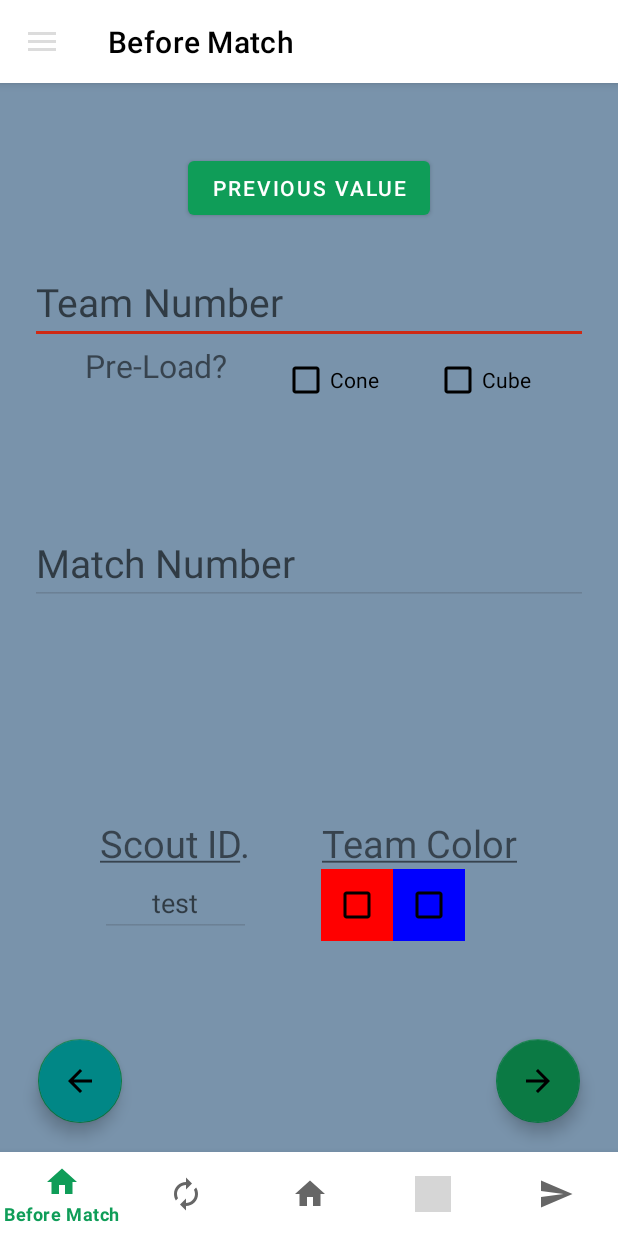
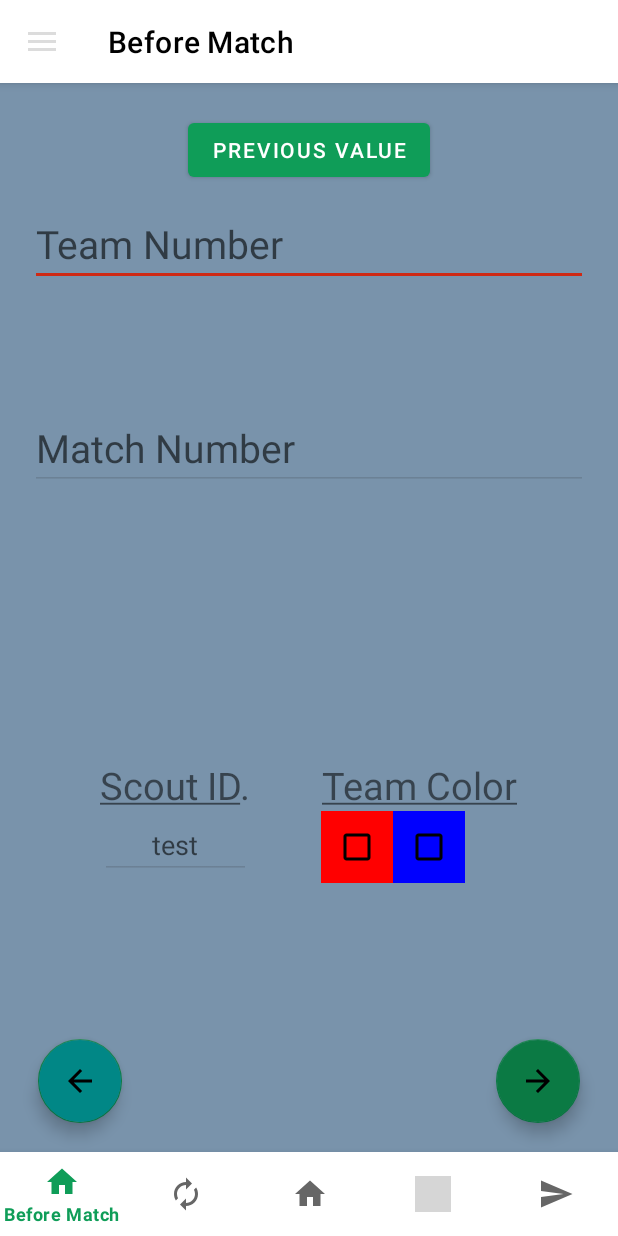
Before and after one commit to Eaglegrant/328_Scouting_App, an Android app: the BeforeMatchFragment screen opened directly, with no data from a screen before it, on a phone screen of 412 x 824 dp. Run offline under Robolectric (Android 15) with nearby library versions, the phone set to English and light mode, and no system bars; our stand-ins replace FlexboxLayout; network calls fail; grey boxes are pictures that could not be loaded.

Commit message:
Finished Before Match
Before match is done with changes for now. Made it so team color will save throughout fragments.

```diff
--- a/app/src/main/java/robotics/scouting/current/BeforeMatchFragment.java
+++ b/app/src/main/java/robotics/scouting/current/BeforeMatchFragment.java
@@ -5,9 +5,11 @@ import android.os.Bundle;
 
 import androidx.fragment.app.Fragment;
 
+
 import android.view.LayoutInflater;
 import android.view.View;
 import android.view.ViewGroup;
+import android.widget.CheckBox;
 import android.widget.EditText;
 
 /**
@@ -15,7 +17,7 @@ import android.widget.EditText;
  * Use the {@link BeforeMatchFragment#newInstance} factory method to
  * create an instance of this fragment.
  */
-public class BeforeMatchFragment extends Fragment implements View.OnFocusChangeListener {
+public class BeforeMatchFragment extends Fragment implements View.OnFocusChangeListener, View.OnClickListener {
 
     public BeforeMatchFragment() {
         // Required empty public constructor
@@ -32,11 +34,11 @@ public class BeforeMatchFragment extends Fragment implements View.OnFocusChangeL
     Context context;
     EditText team;
     EditText match;
+    CheckBox blueColorCheck;
+    CheckBox redColorCheck;
+    private boolean redAlliance ;
+   private boolean blueAlliance;
 
-    @Override
-    public void onCreate(Bundle savedInstanceState) {
-        super.onCreate(savedInstanceState);
-    }
 
     @Override
     public View onCreateView(LayoutInflater inflater, ViewGroup container,
@@ -46,8 +48,15 @@ public class BeforeMatchFragment extends Fragment implements View.OnFocusChangeL
         context = container.getContext();
         team = root.findViewById(R.id.teamID);
         match = root.findViewById(R.id.matchID);
+        blueColorCheck = root.findViewById(R.id.blueColorCheck);
+        redColorCheck = root.findViewById(R.id.redColorCheck);
+        redAlliance = MainActivity.getRedAlliance();
+        blueAlliance = MainActivity.getBlueAlliance();
         team.setOnFocusChangeListener(this);
         match.setOnFocusChangeListener(this);
+        blueColorCheck.setOnClickListener(this);
+        redColorCheck.setOnClickListener(this);
+
 
         if (MainActivity.getTeam() == -1 && MainActivity.getMatch() == -1) {
             team.setText("");
@@ -56,7 +65,51 @@ public class BeforeMatchFragment extends Fragment implements View.OnFocusChangeL
             team.setText(String.valueOf(MainActivity.getTeam()));
             match.setText(String.valueOf(MainActivity.getMatch()));
         }
+        blueColorCheck.setChecked(blueAlliance == true);
+        redColorCheck.setChecked(redAlliance == true);
         return root;
+    }
+    @Override
+    public void onViewStateRestored(Bundle savedInstanceState) {
+        super.onViewStateRestored(savedInstanceState);
+
+        // Restore the values of blueAlliance and redAlliance
+        if (savedInstanceState != null) {
+            blueAlliance = savedInstanceState.getBoolean("blueAlliance", false); // false is the default value
+            redAlliance = savedInstanceState.getBoolean("redAlliance", false);
+        }
+    }
+    @Override
+    public void onClick(View v) {
+        switch (v.getId()) {
+            case R.id.blueColorCheck:
+                if (blueAlliance == false) {
+                    blueAlliance = true;
+                    redAlliance = false;
+                    blueColorCheck.setChecked(true);
+                    redColorCheck.setChecked(false);
+                } else if (blueAlliance == true){
+                    blueAlliance = false;
+                    blueColorCheck.setChecked(false);
+                }
+                MainActivity.setBlueAlliance(blueAlliance);
+                MainActivity.setRedAlliance(redAlliance);
+                break;
+
+            case R.id.redColorCheck:
+                if (redAlliance == false){
+                    blueAlliance = false;
+                    redAlliance = true;
+                    blueColorCheck.setChecked(false);
+                    redColorCheck.setChecked(true);
+                } else if(redAlliance == true){
+                    redAlliance = false;
+                    redColorCheck.setChecked(false);
+                }
+                MainActivity.setRedAlliance(redAlliance);
+                MainActivity.setBlueAlliance(blueAlliance);
+                break;
+        }
     }
 
     @Override
@@ -81,6 +134,14 @@ public class BeforeMatchFragment extends Fragment implements View.OnFocusChangeL
     }
 
     @Override
+    public void onSaveInstanceState(Bundle outState) {
+        super.onSaveInstanceState(outState);
+
+        // Save the values of blueAlliance and redAlliance
+        outState.putBoolean("blueAlliance", blueAlliance);
+        outState.putBoolean("redAlliance", redAlliance);
+    }
+    @Override
     public void onFocusChange(View v, boolean hasFocus) {
         if (hasFocus) {
             switch (v.getId()) {
--- a/app/src/main/java/robotics/scouting/current/MainActivity.java
+++ b/app/src/main/java/robotics/scouting/current/MainActivity.java
@@ -46,6 +46,8 @@ public class MainActivity extends AppCompatActivity implements View.OnClickListe
     FloatingActionButton fab;
     FloatingActionButton fab2;
     static String balance = "NA";
+    static boolean blueAlliance = false;
+    static boolean redAlliance =false;
     static int match = -1;
     static int team = -1;
     static String autoC = "NA";
@@ -386,18 +388,21 @@ public class MainActivity extends AppCompatActivity implements View.OnClickListe
         MainActivity.millis = millis;
         MainActivity.time = String.valueOf(secs) + "." + String.valueOf(millis);
     }
+
     public static ArrayList<Integer> setAutoScores(int HighCubeCount, int MidCubeCount, int LowCubeCount, int HighConeCount, int MidConeCount, int LowConeCount, int MissCount){
         return null;
     }
     public static int getDimen() {
         return dimen;
     }
-    public static int getMatch() {
-        return match;
-    }
+    public static int getMatch() { return match; }
+    public static void setRedAlliance(boolean value) { redAlliance = value;}
+    public static void setBlueAlliance(boolean value) { blueAlliance = value; }
     public static int getTeam() {
         return team;
     }
+    public static boolean getRedAlliance() { return redAlliance;}
+    public static boolean getBlueAlliance() {return blueAlliance;}
     public static String getAutoC() {
         return autoC;
     }
--- a/app/src/main/res/layout/fragment_before_match.xml
+++ b/app/src/main/res/layout/fragment_before_match.xml
@@ -76,30 +76,7 @@
             app:layout_constraintBottom_toTopOf="@+id/matchID"
             app:layout_constraintEnd_toEndOf="parent"
             app:layout_constraintStart_toStartOf="parent"
-            app:layout_constraintTop_toBottomOf="@+id/teamID">
-
-            <TextView
-                android:id="@+id/preLoadText"
-                android:layout_width="wrap_content"
-                android:layout_height="match_parent"
-
-                android:textSize="21dp"
-                android:text="Pre-Load?" />
-
-            <CheckBox
-                android:id="@+id/preLoadConeCheck"
-                android:layout_width="wrap_content"
-                android:layout_height="match_parent"
-                android:text="Cone"
-                android:buttonTint="@color/black"/>
-
-            <CheckBox
-                android:id="@+id/preLoadCubeCheck"
-                android:layout_width="wrap_content"
-                android:layout_height="match_parent"
-                android:text="Cube"
-                android:buttonTint="@color/black"/>
-        </com.google.android.flexbox.FlexboxLayout>
+            app:layout_constraintTop_toBottomOf="@+id/teamID"/>
 
         <com.google.android.flexbox.FlexboxLayout
             android:id="@+id/layout2Horizontal"
```
